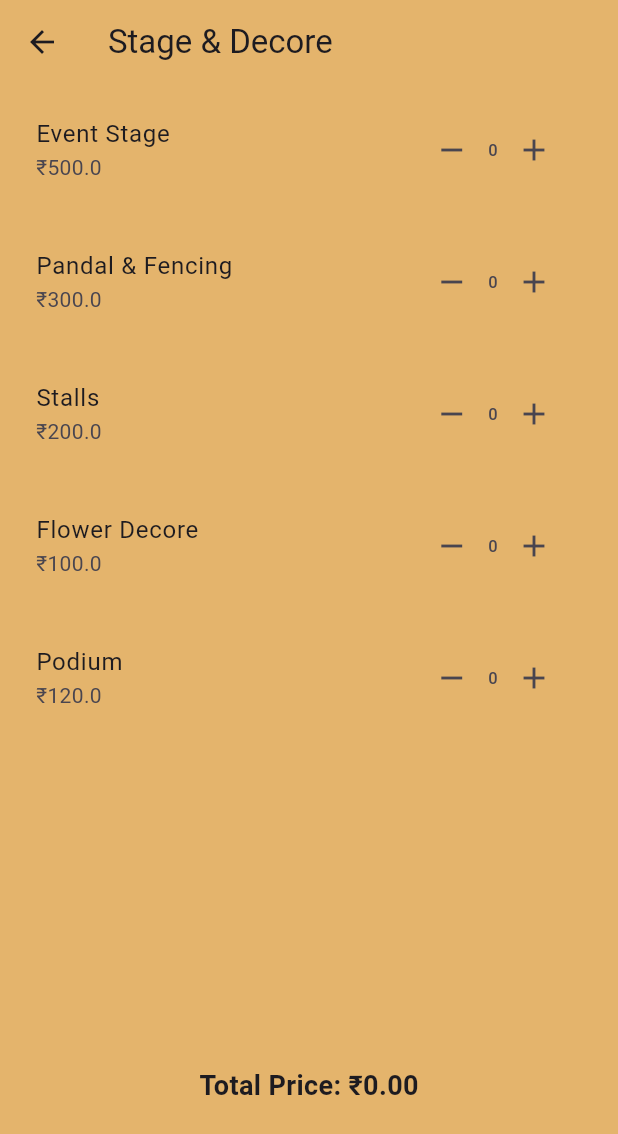
After one commit to BrawlerXull/Decors, a Flutter app: the HomePage screen opened by its route, after a tap on "More", on a phone screen of 412 x 824 dp. The commit adds this screen. Shown: the top 1134 px of the screen. Run offline on Flutter 3.47's test engine with Material 3 defaults, Android fonts, the phone set to English and light mode, and no system bars; our stand-ins replace animated_text_kit, flutter_dotenv, get.

Commit message:
more page husshh

```diff
--- a/lib/constants/routes.dart
+++ b/lib/constants/routes.dart
@@ -1,6 +1,7 @@
 import 'package:get/get_navigation/src/routes/get_route.dart';
 import 'package:malpani/screen/homepage/view/HomePage.dart';
 import 'package:malpani/screen/landingpage/view/LandingPage.dart';
+import 'package:malpani/screen/more/view/More.dart';
 
 String initialPage = "/landing";
 
@@ -13,4 +14,8 @@ List<GetPage> pages = [
     name: '/landing',
     page: () => const LandingPage(),
   ),
+  // GetPage(
+  //   name: '/more',
+  //   page: () => const More(),
+  // ),
 ];
--- a/lib/screen/homepage/view/HomePage.dart
+++ b/lib/screen/homepage/view/HomePage.dart
@@ -1,5 +1,7 @@
 import 'package:flutter/material.dart';
+import 'package:get/get.dart';
 import 'package:malpani/screen/homepage/controller/HomePageController.dart';
+import 'package:malpani/screen/more/view/More.dart';
 
 class HomePage extends StatefulWidget {
   const HomePage({Key? key});
@@ -40,14 +42,14 @@ class _HomePageState extends State<HomePage> {
                   ),
                 ),
               ),
-              const Align(
+              Align(
                 alignment: Alignment.centerLeft,
                 child: Padding(
                   padding: EdgeInsets.symmetric(horizontal: 20),
                   child: Row(
                     mainAxisAlignment: MainAxisAlignment.spaceBetween,
                     children: [
-                      Text(
+                      const Text(
                         "Stage & Decore",
                         style: TextStyle(
                           fontSize: 25,
@@ -55,15 +57,28 @@ class _HomePageState extends State<HomePage> {
                           color: Color.fromARGB(255, 0, 0, 0),
                         ),
                       ),
-                      Text("More")
+                      GestureDetector(
+                        child: Text("More"),
+                        onTap: () {
+                          Navigator.push(
+                            context,
+                            MaterialPageRoute(
+                              builder: (context) => More(
+                                title: "Stage & Decore",
+                                itemList: controller.stageAndDecorList,
+                              ),
+                            ),
+                          );
+                        },
+                      ),
                     ],
                   ),
                 ),
               ),
-              SizedBox(
+              const SizedBox(
                 height: 10,
               ),
-              Container(
+              SizedBox(
                 height: 200,
                 child: ListView.builder(
                   scrollDirection: Axis.horizontal,
--- /dev/null
+++ b/lib/screen/more/controller/MorePageController.dart
@@ -0,0 +1,13 @@
+import 'package:get/get.dart';
+
+class MorePageController extends GetxController {
+  RxInt quantity = 0.obs;
+
+  void increaseQuantity() {
+    quantity++;
+  }
+
+  void decreaseQuantity() {
+    quantity--;
+  }
+}
--- /dev/null
+++ b/lib/screen/more/controller/ShoppingCartController.dart
@@ -0,0 +1,10 @@
+import 'package:get/get.dart';
+
+import 'package:malpani/model/ItemModel.dart';
+
+class ShoppingCartController extends GetxController {
+  final RxList<Item> cartItems = <Item>[].obs;
+
+  double get totalPrice =>
+      cartItems.fold(0, (total, item) => total + item.price);
+}
--- /dev/null
+++ b/lib/screen/more/view/More.dart
@@ -0,0 +1,111 @@
+import 'package:flutter/material.dart';
+import 'package:get/get.dart'; // Import GetX for state management
+import 'package:malpani/model/ItemModel.dart';
+import 'package:malpani/screen/more/controller/MorePageController.dart';
+import 'package:malpani/screen/more/controller/ShoppingCartController.dart';
+
+class More extends StatefulWidget {
+  final String title;
+  final List<Item> itemList;
+  final ShoppingCartController cartController = ShoppingCartController();
+
+  More({Key? key, required this.title, required this.itemList})
+      : super(key: key);
+
+  @override
+  State<More> createState() => _MoreState();
+}
+
+class _MoreState extends State<More> {
+  @override
+  Widget build(BuildContext context) {
+    print(widget.itemList);
+    return Scaffold(
+      backgroundColor: Color.fromARGB(255, 228, 180, 108),
+      appBar: AppBar(
+        backgroundColor: Color.fromARGB(255, 228, 180, 108),
+        title: Text(widget.title),
+      ),
+      body: Column(
+        mainAxisAlignment: MainAxisAlignment.spaceBetween,
+        children: [
+          Container(
+            height: 500,
+            child: ListView.builder(
+              itemCount: widget.itemList.length,
+              itemBuilder: (BuildContext context, int index) {
+                MorePageController controller = MorePageController();
+                return ItemTile(
+                  item: widget.itemList[index],
+                  controller: controller,
+                  cartController: widget.cartController,
+                );
+              },
+            ),
+          ),
+          SizedBox(height: 20),
+          Obx(
+            () => Text(
+              'Total Price: ₹${widget.cartController.totalPrice.toStringAsFixed(2)}',
+              style: TextStyle(fontSize: 18, fontWeight: FontWeight.bold),
+            ),
+          ),
+          SizedBox(height: 20),
+        ],
+      ),
+    );
+  }
+}
+
+class ItemTile extends StatefulWidget {
+  final Item item;
+  final MorePageController controller;
+  final ShoppingCartController cartController;
+
+  const ItemTile({
+    Key? key,
+    required this.item,
+    required this.controller,
+    required this.cartController,
+  }) : super(key: key);
+
+  @override
+  _ItemTileState createState() => _ItemTileState();
+}
+
+class _ItemTileState extends State<ItemTile> {
+  @override
+  Widget build(BuildContext context) {
+    return Padding(
+      padding: const EdgeInsets.all(8.0),
+      child: Obx(
+        () => ListTile(
+          title: Text(widget.item.name),
+          subtitle: Text('\₹${widget.item.price.toString()}'),
+          trailing: Row(
+            mainAxisSize: MainAxisSize.min,
+            children: [
+              IconButton(
+                onPressed: () {
+                  if (widget.controller.quantity.value > 0) {
+                    widget.controller.decreaseQuantity();
+                    widget.cartController.cartItems.remove(widget.item);
+                  }
+                },
+                icon: Icon(Icons.remove),
+              ),
+              Text(widget.controller.quantity.toString()),
+              IconButton(
+                onPressed: () {
+                  widget.controller.increaseQuantity();
+                  widget.cartController.cartItems.add(widget.item);
+                },
+                icon: Icon(Icons.add),
+              ),
+            ],
+          ),
+        ),
+      ),
+    );
+  }
+}
```
Also changed, not shown: lib/screen/homepage/controller/HomePageController.dart (+5 -59 lines).
